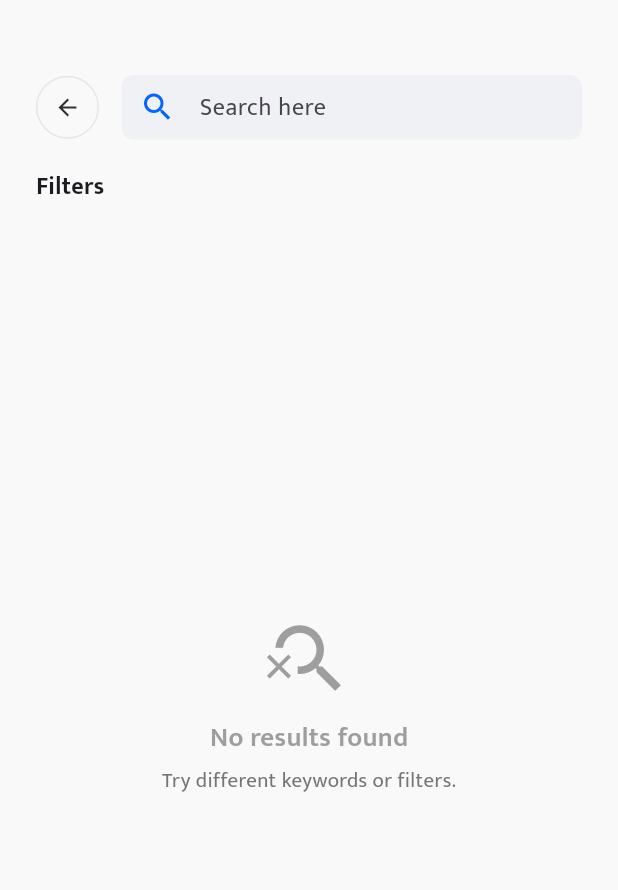
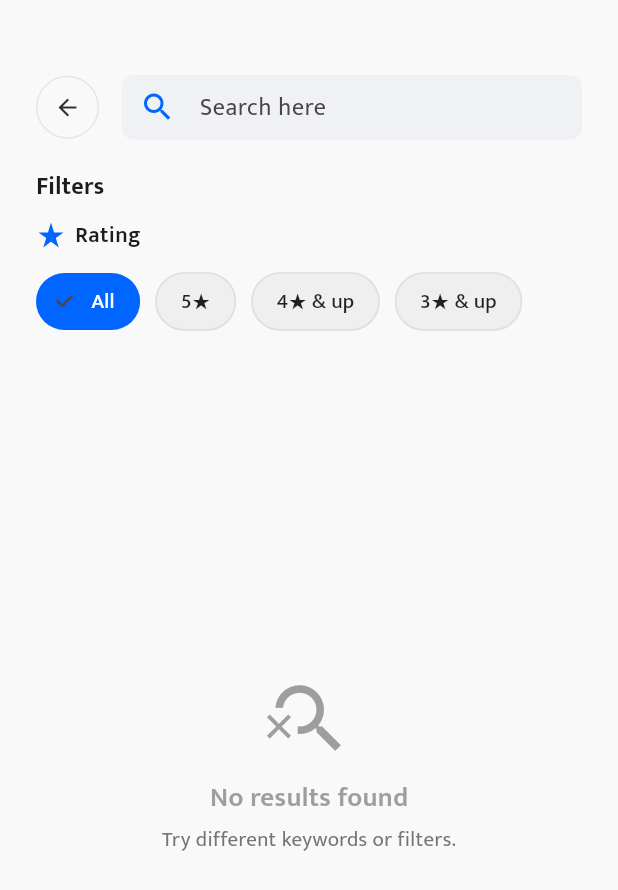
Before and after one commit to felix-malvin/quality_education_flutter_app, a Flutter app: the SearchPage screen opened directly, on a phone screen of 412 x 824 dp. Shown: the top 890 px of the screen. Run offline on Flutter 3.47's test engine with Material 3 defaults, Android fonts, the phone set to English and light mode, and no system bars.

Commit message:
Menambah chip untuk bagian rating

```diff
--- a/lib/pages/search.dart
+++ b/lib/pages/search.dart
@@ -81,7 +81,50 @@ class _SearchPage extends State<SearchPage> {
     return Column(
       crossAxisAlignment: CrossAxisAlignment.start,
       children: [
-              ],
+        Row(
+          children: const [
+            Icon(Icons.star_rate, size: 20, color: Color(0xFF0066FF)),
+            SizedBox(width: 6),
+            Text(
+              "Rating",
+              style: TextStyle(fontSize: 15, fontWeight: FontWeight.w600),
+            ),
+          ],
+        ),
+        const SizedBox(height: 10),
+        Wrap(
+          spacing: 10,
+          runSpacing: 10,
+          children:
+              ratingFilters.map((rating) {
+                final isSelected = _selectedRating == rating;
+                return ChoiceChip(
+                  label: Text(rating),
+                  selected: isSelected,
+                  onSelected: (_) {
+                    setState(() {
+                      _selectedRating = rating;
+                    });
+                  },
+                  selectedColor: const Color(0xFF0066FF),
+                  backgroundColor: const Color(0xFFEFEFEF),
+                  labelStyle: TextStyle(
+                    color: isSelected ? Colors.white : Colors.black87,
+                    fontWeight: FontWeight.w500,
+                  ),
+                  shape: RoundedRectangleBorder(
+                    borderRadius: BorderRadius.circular(20),
+                    side: BorderSide(
+                      color:
+                          isSelected
+                              ? Colors.transparent
+                              : Colors.grey.shade300,
+                    ),
+                  ),
+                );
+              }).toList(),
+        ),
+      ],
     );
   }
 
```
